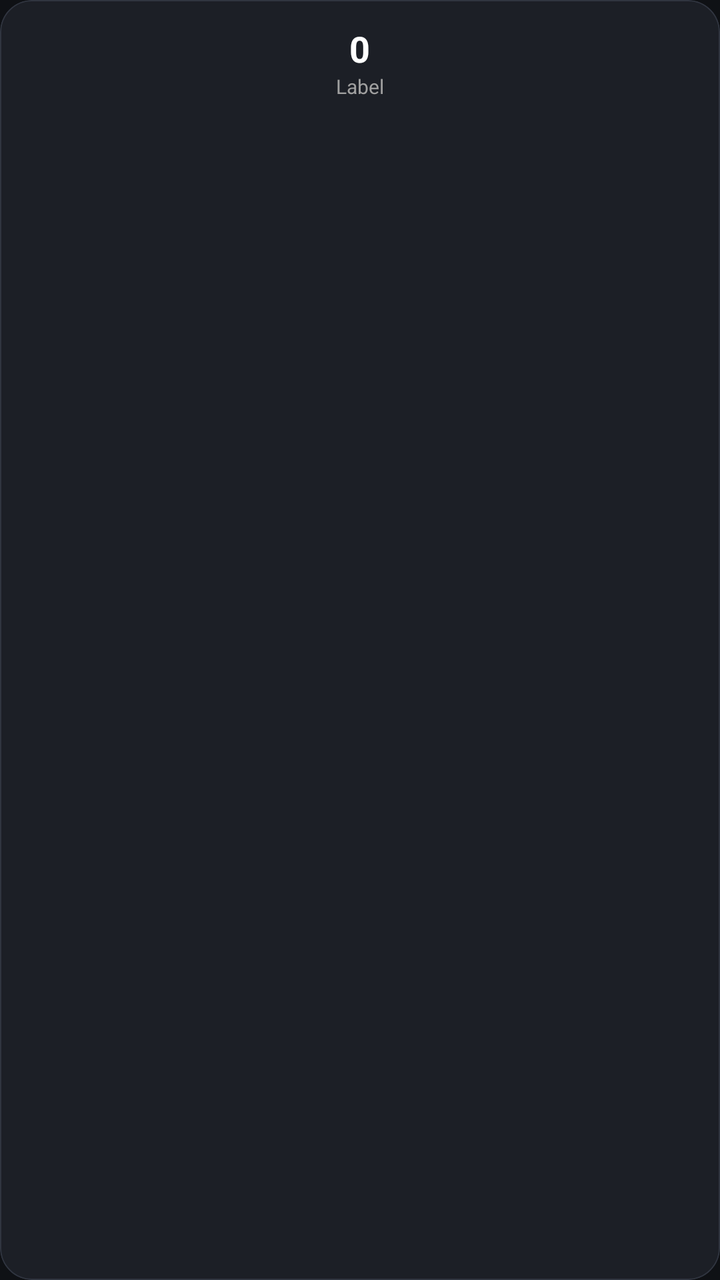
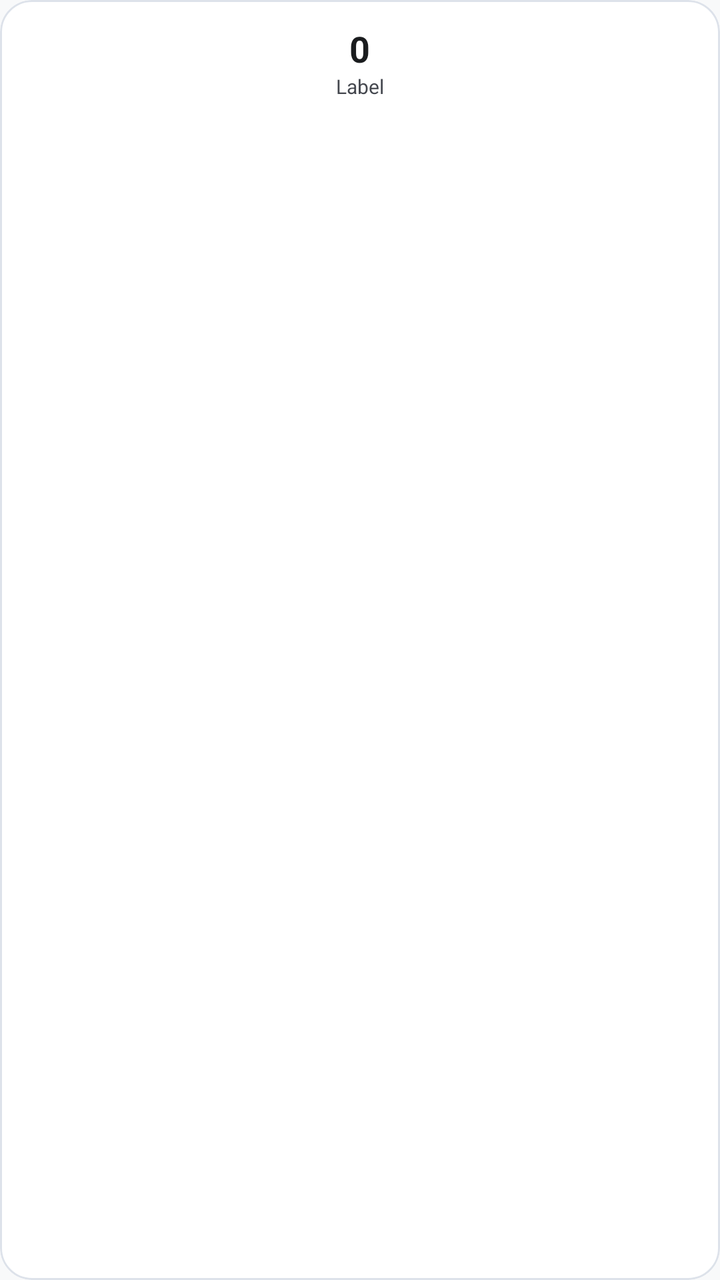

Screens rendered from an Android XML layout before and after an edit, with the pre-edit source and the edit as a unified diff.
<!-- AndroidManifest.xml: application theme Theme.MyApplication18 -->
<!-- res/layout/view_stat_card.xml -->
<?xml version="1.0" encoding="utf-8"?>
<com.google.android.material.card.MaterialCardView xmlns:android="http://schemas.android.com/apk/res/android"
    xmlns:app="http://schemas.android.com/apk/res-auto"
    android:layout_width="0dp"
    android:layout_height="wrap_content"
    android:layout_weight="1"
    android:layout_margin="4dp"
    app:cardCornerRadius="16dp"
    app:cardBackgroundColor="#1C1F26"
    app:strokeWidth="0.5dp"
    app:strokeColor="#303540">
    <LinearLayout
        android:layout_width="match_parent"
        android:layout_height="wrap_content"
        android:orientation="vertical"
        android:padding="12dp"
        android:gravity="center">
        <TextView
            android:id="@+id/tvValue"
            android:layout_width="wrap_content"
            android:layout_height="wrap_content"
            android:text="0"
            android:textSize="18sp"
            android:textStyle="bold"
            android:textColor="#FFFFFF"/>
        <TextView
            android:id="@+id/tvLabel"
            android:layout_width="wrap_content"
            android:layout_height="wrap_content"
            android:text="Label"
            android:textSize="10sp"
            android:textColor="#A0A0A0"/>
    </LinearLayout>
</com.google.android.material.card.MaterialCardView>
<!-- resources referenced by this layout -->
<resources>
  <style name="Theme.MyApplication18" parent="Base.Theme.MyApplication18" />
  <style name="Base.Theme.MyApplication18" parent="Theme.Material3.DayNight.NoActionBar">
          
          <item name="android:windowBackground">#0F1115</item>
          <item name="android:statusBarColor">#0F1115</item>
          <item name="android:windowLightStatusBar" tools:targetApi="m">false</item>
      </style>
</resources>

<!-- the commit's change to res/layout/view_stat_card.xml (unified diff, before → after) -->
@@ -6,9 +6,10 @@
     android:layout_weight="1"
     android:layout_margin="4dp"
     app:cardCornerRadius="16dp"
-    app:cardBackgroundColor="#1C1F26"
-    app:strokeWidth="0.5dp"
-    app:strokeColor="#303540">
+    app:cardBackgroundColor="?attr/colorSurface"
+    app:cardElevation="0dp"
+    app:strokeWidth="1dp"
+    app:strokeColor="?attr/colorOutlineVariant">
     <LinearLayout
         android:layout_width="match_parent"
         android:layout_height="wrap_content"
@@ -22,13 +23,13 @@
             android:text="0"
             android:textSize="18sp"
             android:textStyle="bold"
-            android:textColor="#FFFFFF"/>
+            android:textColor="?android:attr/textColorPrimary"/>
         <TextView
             android:id="@+id/tvLabel"
             android:layout_width="wrap_content"
             android:layout_height="wrap_content"
             android:text="Label"
             android:textSize="10sp"
-            android:textColor="#A0A0A0"/>
+            android:textColor="?android:attr/textColorSecondary"/>
     </LinearLayout>
 </com.google.android.material.card.MaterialCardView>
<!-- resource entries referenced after the edit -->
@@ -3,9 +3,31 @@
   <style name="Theme.MyApplication18" parent="Base.Theme.MyApplication18" />
   <style name="Base.Theme.MyApplication18" parent="Theme.Material3.DayNight.NoActionBar">
           
-          <item name="android:windowBackground">#0F1115</item>
-          <item name="android:statusBarColor">#0F1115</item>
-          <item name="android:windowLightStatusBar" tools:targetApi="m">false</item>
+          <item name="colorPrimary">@color/brand_green</item>
+          <item name="colorOnPrimary">@color/on_brand_green</item>
+          <item name="colorPrimaryContainer">@color/brand_green_dark</item>
+  
+          
+          <item name="android:windowBackground">@color/bg_light</item>
+          <item name="colorSurface">@color/surface_light</item>
+          <item name="colorSurfaceVariant">@color/surface_variant_light</item>
+          <item name="colorOutline">@color/outline_light</item>
+          <item name="colorOutlineVariant">@color/outline_light</item>
+  
+          <item name="android:textColorPrimary">@color/text_primary_light</item>
+          <item name="android:textColorSecondary">@color/text_secondary_light</item>
+  
+          <item name="android:statusBarColor">@color/bg_light</item>
+          <item name="android:windowLightStatusBar" tools:targetApi="m">true</item>
       </style>
+  <color name="brand_green">#00E676</color>
+  <color name="on_brand_green">#000000</color>
+  <color name="brand_green_dark">#00C853</color>
+  <color name="bg_light">#F8F9FA</color>
+  <color name="surface_light">#FFFFFF</color>
+  <color name="surface_variant_light">#EEF0F4</color>
+  <color name="outline_light">#DDE2EA</color>
+  <color name="text_primary_light">#1A1C1E</color>
+  <color name="text_secondary_light">#44474E</color>
 </resources>
 
